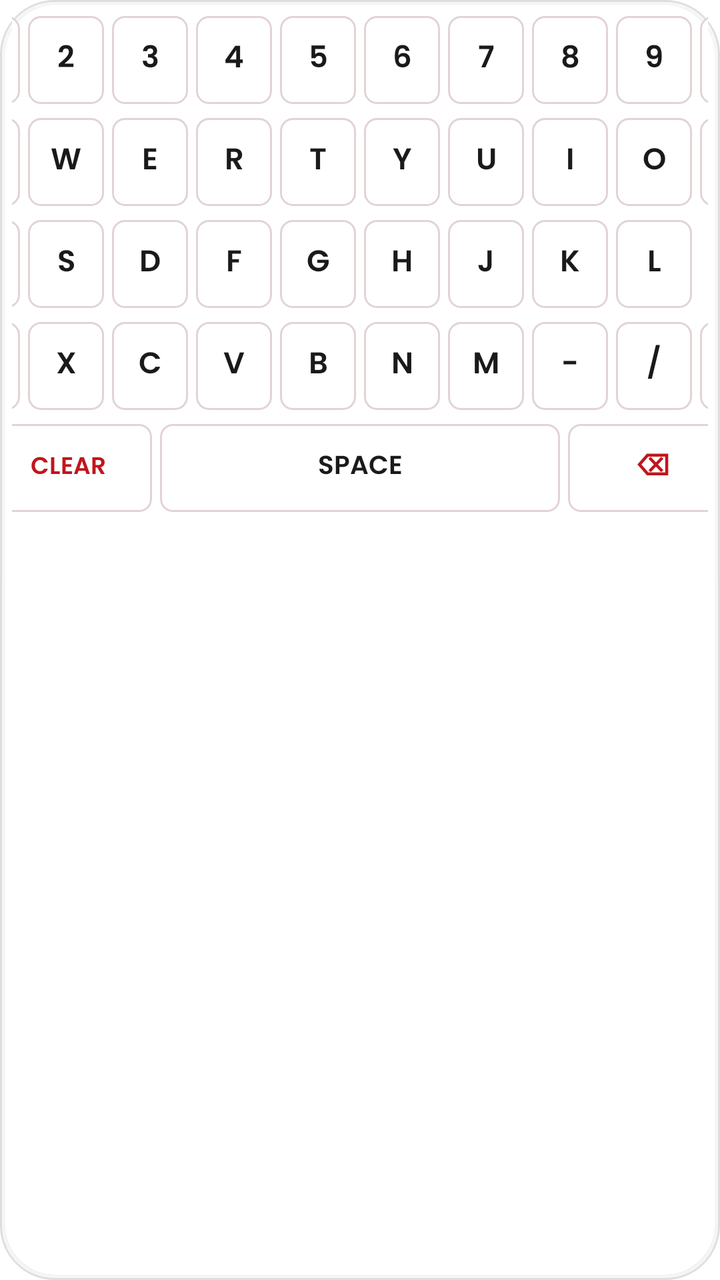
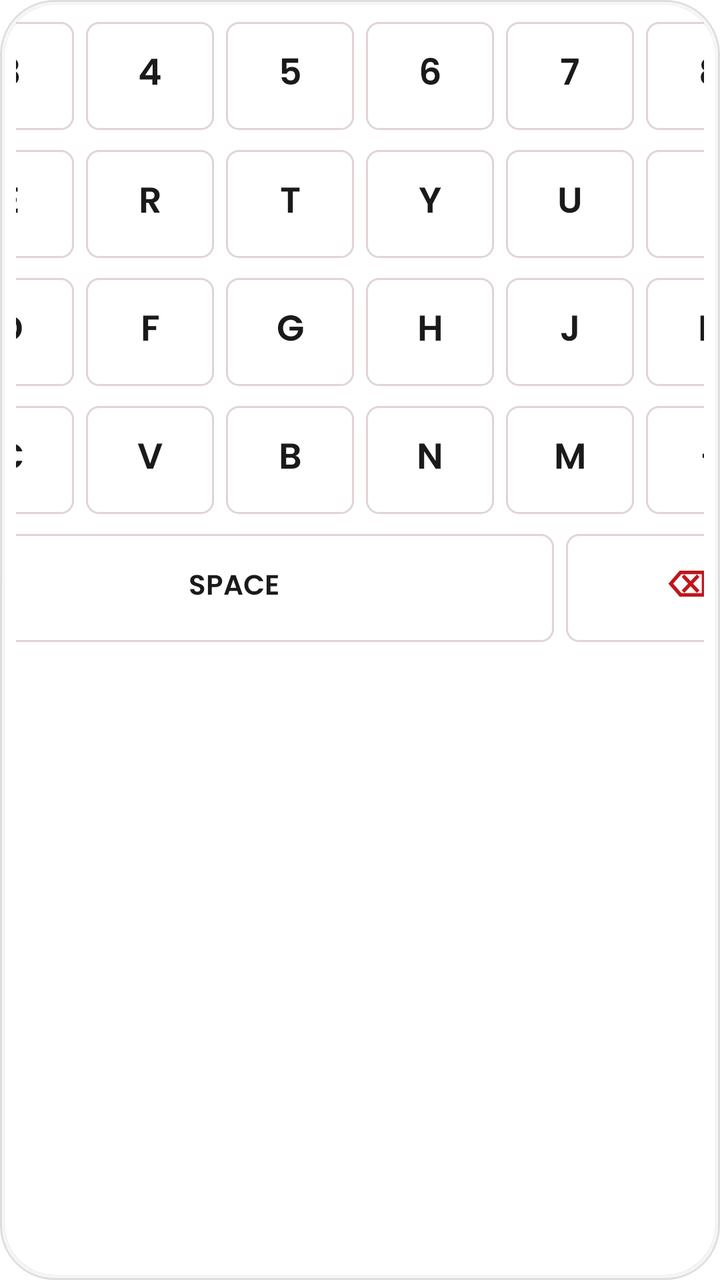

The first picture is an Android layout as it rendered before a commit; the second is the same layout after the commit. The layout source and the unified diff follow.
<!-- AndroidManifest.xml: application theme Theme.PNBBank -->
<!-- res/layout/layout_qwerty_keyboard.xml -->
<?xml version="1.0" encoding="utf-8"?>
<LinearLayout xmlns:android="http://schemas.android.com/apk/res/android"
    android:layout_width="wrap_content"
    android:layout_height="wrap_content"
    android:background="@drawable/bg_glass_card"
    android:elevation="8dp"
    android:orientation="vertical"
    android:padding="6dp">

    
    <LinearLayout
        android:layout_width="wrap_content"
        android:layout_height="wrap_content"
        android:orientation="horizontal"
        android:gravity="center">

        <TextView android:id="@+id/key_1" style="@style/QwertyKeyStyle" android:text="1" />
        <TextView android:id="@+id/key_2" style="@style/QwertyKeyStyle" android:text="2" />
        <TextView android:id="@+id/key_3" style="@style/QwertyKeyStyle" android:text="3" />
        <TextView android:id="@+id/key_4" style="@style/QwertyKeyStyle" android:text="4" />
        <TextView android:id="@+id/key_5" style="@style/QwertyKeyStyle" android:text="5" />
        <TextView android:id="@+id/key_6" style="@style/QwertyKeyStyle" android:text="6" />
        <TextView android:id="@+id/key_7" style="@style/QwertyKeyStyle" android:text="7" />
        <TextView android:id="@+id/key_8" style="@style/QwertyKeyStyle" android:text="8" />
        <TextView android:id="@+id/key_9" style="@style/QwertyKeyStyle" android:text="9" />
        <TextView android:id="@+id/key_0" style="@style/QwertyKeyStyle" android:text="0" />
    </LinearLayout>

    
    <LinearLayout
        android:layout_width="wrap_content"
        android:layout_height="wrap_content"
        android:orientation="horizontal"
        android:gravity="center"
        android:layout_marginTop="3dp">

        <TextView android:id="@+id/key_q" style="@style/QwertyKeyStyle" android:text="Q" />
        <TextView android:id="@+id/key_w" style="@style/QwertyKeyStyle" android:text="W" />
        <TextView android:id="@+id/key_e" style="@style/QwertyKeyStyle" android:text="E" />
        <TextView android:id="@+id/key_r" style="@style/QwertyKeyStyle" android:text="R" />
        <TextView android:id="@+id/key_t" style="@style/QwertyKeyStyle" android:text="T" />
        <TextView android:id="@+id/key_y" style="@style/QwertyKeyStyle" android:text="Y" />
        <TextView android:id="@+id/key_u" style="@style/QwertyKeyStyle" android:text="U" />
        <TextView android:id="@+id/key_i" style="@style/QwertyKeyStyle" android:text="I" />
        <TextView android:id="@+id/key_o" style="@style/QwertyKeyStyle" android:text="O" />
        <TextView android:id="@+id/key_p" style="@style/QwertyKeyStyle" android:text="P" />
    </LinearLayout>

    
    <LinearLayout
        android:layout_width="wrap_content"
        android:layout_height="wrap_content"
        android:orientation="horizontal"
        android:gravity="center"
        android:layout_marginTop="3dp">

        <TextView android:id="@+id/key_a" style="@style/QwertyKeyStyle" android:text="A" />
        <TextView android:id="@+id/key_s" style="@style/QwertyKeyStyle" android:text="S" />
        <TextView android:id="@+id/key_d" style="@style/QwertyKeyStyle" android:text="D" />
        <TextView android:id="@+id/key_f" style="@style/QwertyKeyStyle" android:text="F" />
        <TextView android:id="@+id/key_g" style="@style/QwertyKeyStyle" android:text="G" />
        <TextView android:id="@+id/key_h" style="@style/QwertyKeyStyle" android:text="H" />
        <TextView android:id="@+id/key_j" style="@style/QwertyKeyStyle" android:text="J" />
        <TextView android:id="@+id/key_k" style="@style/QwertyKeyStyle" android:text="K" />
        <TextView android:id="@+id/key_l" style="@style/QwertyKeyStyle" android:text="L" />
        <View android:layout_width="38dp" android:layout_height="44dp" android:layout_margin="2dp" /> 
    </LinearLayout>

    
    <LinearLayout
        android:layout_width="wrap_content"
        android:layout_height="wrap_content"
        android:orientation="horizontal"
        android:gravity="center"
        android:layout_marginTop="3dp">

        <TextView android:id="@+id/key_z" style="@style/QwertyKeyStyle" android:text="Z" />
        <TextView android:id="@+id/key_x" style="@style/QwertyKeyStyle" android:text="X" />
        <TextView android:id="@+id/key_c" style="@style/QwertyKeyStyle" android:text="C" />
        <TextView android:id="@+id/key_v" style="@style/QwertyKeyStyle" android:text="V" />
        <TextView android:id="@+id/key_b" style="@style/QwertyKeyStyle" android:text="B" />
        <TextView android:id="@+id/key_n" style="@style/QwertyKeyStyle" android:text="N" />
        <TextView android:id="@+id/key_m" style="@style/QwertyKeyStyle" android:text="M" />
        <TextView android:id="@+id/key_dash" style="@style/QwertyKeyStyle" android:text="-" />
        <TextView android:id="@+id/key_slash" style="@style/QwertyKeyStyle" android:text="/" />
        <TextView android:id="@+id/key_comma" style="@style/QwertyKeyStyle" android:text="," />
    </LinearLayout>

    
    <LinearLayout
        android:layout_width="wrap_content"
        android:layout_height="wrap_content"
        android:orientation="horizontal"
        android:gravity="center"
        android:layout_marginTop="3dp">

        <TextView
            android:id="@+id/key_clear"
            style="@style/QwertyKeyStyle"
            android:layout_width="84dp"
            android:text="CLEAR"
            android:textColor="@color/pnb_red"
            android:textSize="12sp"
            android:textStyle="bold" />

        <TextView
            android:id="@+id/key_space"
            style="@style/QwertyKeyStyle"
            android:layout_width="200dp"
            android:text="SPACE"
            android:textSize="13sp" />

        <TextView
            android:id="@+id/key_backspace"
            style="@style/QwertyKeyStyle"
            android:layout_width="84dp"
            android:text="⌫"
            android:textColor="@color/pnb_red"
            android:textStyle="bold" />
    </LinearLayout>

</LinearLayout>
<!-- resources referenced by this layout -->
<resources>
  <color name="pnb_red">#C0161C</color>
  <!-- drawable bg_glass_card (drawable) -->
  <?xml version="1.0" encoding="utf-8"?>
  <layer-list xmlns:android="http://schemas.android.com/apk/res/android">
      
      <item>
          <shape android:shape="rectangle">
              <corners android:radius="26dp" />
              <stroke
                  android:width="2.5dp"
                  android:color="#22000000" />
          </shape>
      </item>
  
      
      <item
          android:bottom="1dp"
          android:left="1dp"
          android:right="1dp"
          android:top="1dp">
          <shape android:shape="rectangle">
              
              <gradient
                  android:angle="270"
                  android:endColor="#1CFFFFFF"
                  android:startColor="#45FFFFFF"
                  android:type="linear" />
              
              <stroke
                  android:width="1.5dp"
                  android:color="#B3FFFFFF" />
              <corners android:radius="25dp" />
          </shape>
      </item>
  </layer-list>
  <style name="QwertyKeyStyle">
          <item name="android:layout_width">38dp</item>
          <item name="android:layout_height">44dp</item>
          <item name="android:layout_margin">2dp</item>
          <item name="android:background">@drawable/bg_qwerty_key</item>
          <item name="android:gravity">center</item>
          <item name="android:textColor">@color/text_primary</item>
          <item name="android:textSize">15sp</item>
          <item name="android:textStyle">bold</item>
          <item name="android:clickable">true</item>
          <item name="android:focusable">true</item>
      </style>
  <style name="Theme.PNBBank" parent="Theme.AppCompat.Light.NoActionBar">
          <item name="colorPrimary">@color/pnb_red</item>
          <item name="colorPrimaryDark">@color/pnb_red_dark</item>
          <item name="colorAccent">@color/pnb_gold</item>
          <item name="android:windowBackground">@color/bg_white</item>
          <item name="android:statusBarColor">@android:color/transparent</item>
          <item name="android:navigationBarColor">@android:color/transparent</item>
          <item name="android:windowFullscreen">true</item>
          <item name="android:fontFamily">@font/poppins</item>
          <item name="fontFamily">@font/poppins</item>
          <item name="android:textFontWeight">600</item>
      </style>
  <!-- drawable bg_qwerty_key (drawable) -->
  <?xml version="1.0" encoding="utf-8"?>
  <ripple xmlns:android="http://schemas.android.com/apk/res/android"
      android:color="#22C0161C">
      <item>
          <shape android:shape="rectangle">
              <solid android:color="#FFFFFF" />
              <corners android:radius="6dp" />
              <stroke
                  android:width="1dp"
                  android:color="#E2D3D5" />
          </shape>
      </item>
  </ripple>
  <color name="text_primary">#1A1A1A</color>
  <color name="pnb_red_dark">#8B0000</color>
  <color name="pnb_gold">#D4A017</color>
  <color name="bg_white">#FFFFFF</color>
</resources>

<!-- the commit's change to res/layout/layout_qwerty_keyboard.xml (unified diff, before → after) -->
@@ -3,9 +3,9 @@
     android:layout_width="wrap_content"
     android:layout_height="wrap_content"
     android:background="@drawable/bg_glass_card"
-    android:elevation="8dp"
+    android:elevation="24dp"
     android:orientation="vertical"
-    android:padding="6dp">
+    android:padding="8dp">
 
     
     <LinearLayout
@@ -32,7 +32,7 @@
         android:layout_height="wrap_content"
         android:orientation="horizontal"
         android:gravity="center"
-        android:layout_marginTop="3dp">
+        android:layout_marginTop="4dp">
 
         <TextView android:id="@+id/key_q" style="@style/QwertyKeyStyle" android:text="Q" />
         <TextView android:id="@+id/key_w" style="@style/QwertyKeyStyle" android:text="W" />
@@ -52,7 +52,7 @@
         android:layout_height="wrap_content"
         android:orientation="horizontal"
         android:gravity="center"
-        android:layout_marginTop="3dp">
+        android:layout_marginTop="4dp">
 
         <TextView android:id="@+id/key_a" style="@style/QwertyKeyStyle" android:text="A" />
         <TextView android:id="@+id/key_s" style="@style/QwertyKeyStyle" android:text="S" />
@@ -63,7 +63,7 @@
         <TextView android:id="@+id/key_j" style="@style/QwertyKeyStyle" android:text="J" />
         <TextView android:id="@+id/key_k" style="@style/QwertyKeyStyle" android:text="K" />
         <TextView android:id="@+id/key_l" style="@style/QwertyKeyStyle" android:text="L" />
-        <View android:layout_width="38dp" android:layout_height="44dp" android:layout_margin="2dp" /> 
+        <View android:layout_width="64dp" android:layout_height="54dp" android:layout_margin="3dp" /> 
     </LinearLayout>
 
     
@@ -72,7 +72,7 @@
         android:layout_height="wrap_content"
         android:orientation="horizontal"
         android:gravity="center"
-        android:layout_marginTop="3dp">
+        android:layout_marginTop="4dp">
 
         <TextView android:id="@+id/key_z" style="@style/QwertyKeyStyle" android:text="Z" />
         <TextView android:id="@+id/key_x" style="@style/QwertyKeyStyle" android:text="X" />
@@ -92,30 +92,40 @@
         android:layout_height="wrap_content"
         android:orientation="horizontal"
         android:gravity="center"
-        android:layout_marginTop="3dp">
+        android:layout_marginTop="4dp">
 
         <TextView
             android:id="@+id/key_clear"
             style="@style/QwertyKeyStyle"
-            android:layout_width="84dp"
+            android:layout_width="120dp"
             android:text="CLEAR"
             android:textColor="@color/pnb_red"
-            android:textSize="12sp"
+            android:textSize="14sp"
             android:textStyle="bold" />
 
         <TextView
             android:id="@+id/key_space"
             style="@style/QwertyKeyStyle"
-            android:layout_width="200dp"
+            android:layout_width="320dp"
             android:text="SPACE"
-            android:textSize="13sp" />
+            android:textSize="14sp" />
 
         <TextView
             android:id="@+id/key_backspace"
             style="@style/QwertyKeyStyle"
-            android:layout_width="84dp"
+            android:layout_width="120dp"
             android:text="⌫"
             android:textColor="@color/pnb_red"
+            android:textSize="18sp"
+            android:textStyle="bold" />
+
+        <TextView
+            android:id="@+id/key_hide"
+            style="@style/QwertyKeyStyle"
+            android:layout_width="120dp"
+            android:text="⌨ HIDE"
+            android:textColor="@color/pnb_red"
+            android:textSize="14sp"
             android:textStyle="bold" />
     </LinearLayout>
 
<!-- resource entries referenced after the edit -->
@@ -36,13 +36,13 @@
       </item>
   </layer-list>
   <style name="QwertyKeyStyle">
-          <item name="android:layout_width">38dp</item>
-          <item name="android:layout_height">44dp</item>
-          <item name="android:layout_margin">2dp</item>
+          <item name="android:layout_width">64dp</item>
+          <item name="android:layout_height">54dp</item>
+          <item name="android:layout_margin">3dp</item>
           <item name="android:background">@drawable/bg_qwerty_key</item>
           <item name="android:gravity">center</item>
           <item name="android:textColor">@color/text_primary</item>
-          <item name="android:textSize">15sp</item>
+          <item name="android:textSize">18sp</item>
           <item name="android:textStyle">bold</item>
           <item name="android:clickable">true</item>
           <item name="android:focusable">true</item>
